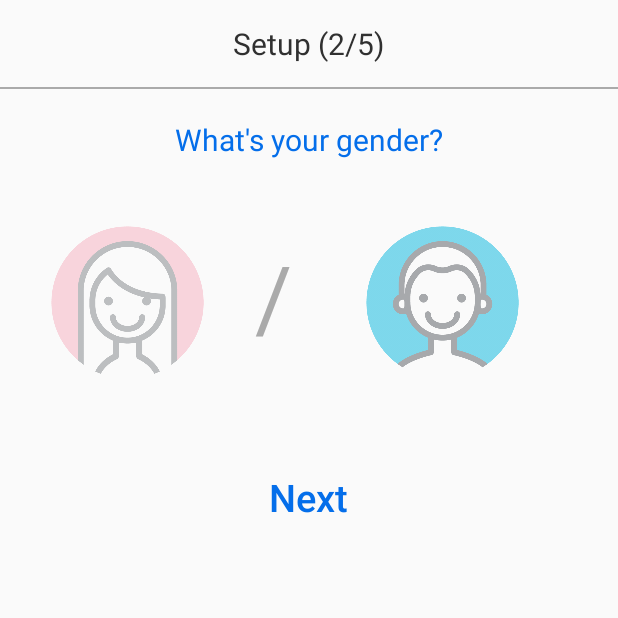
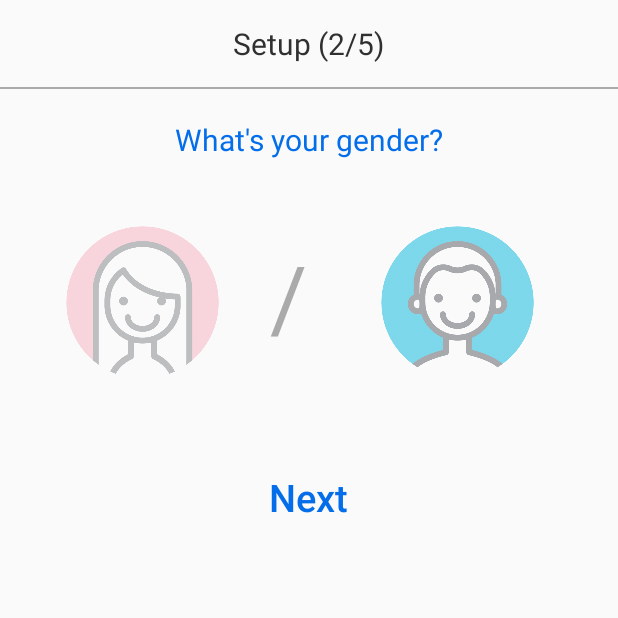
Before and after one commit to gzateyeque/eyeque-android-app, an Android app: the GenderActivity screen opened directly, with no data from a screen before it, on a phone screen of 412 x 824 dp, the top half of it. Run offline under Robolectric (Android 15) with nearby library versions, the phone set to English and light mode, and no system bars.

```diff
--- a/app/src/main/res/layout/activity_gender.xml
+++ b/app/src/main/res/layout/activity_gender.xml
@@ -59,7 +59,7 @@
                     android:layout_width="150dp"
                     android:layout_height="150dp"
                     android:layout_marginTop="0dp"
-                    android:layout_marginLeft="10dp"
+                    android:layout_marginLeft="20dp"
                     android:layout_marginRight="0dp"
                     android:layout_weight="1"
                     android:adjustViewBounds="true"
@@ -86,7 +86,7 @@
                     android:layout_height="150dp"
                     android:layout_marginTop="0dp"
                     android:layout_marginLeft="0dp"
-                    android:layout_marginRight="10dp"
+                    android:layout_marginRight="20dp"
                     android:layout_weight="1"
                     android:adjustViewBounds="true"
                     android:padding="10dp"
```
